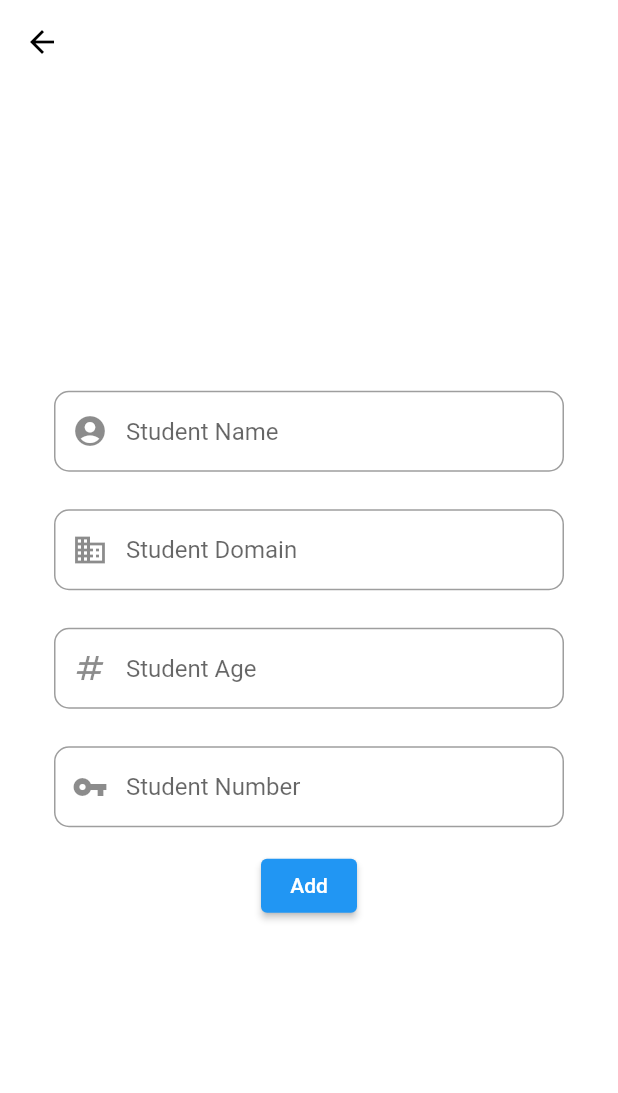
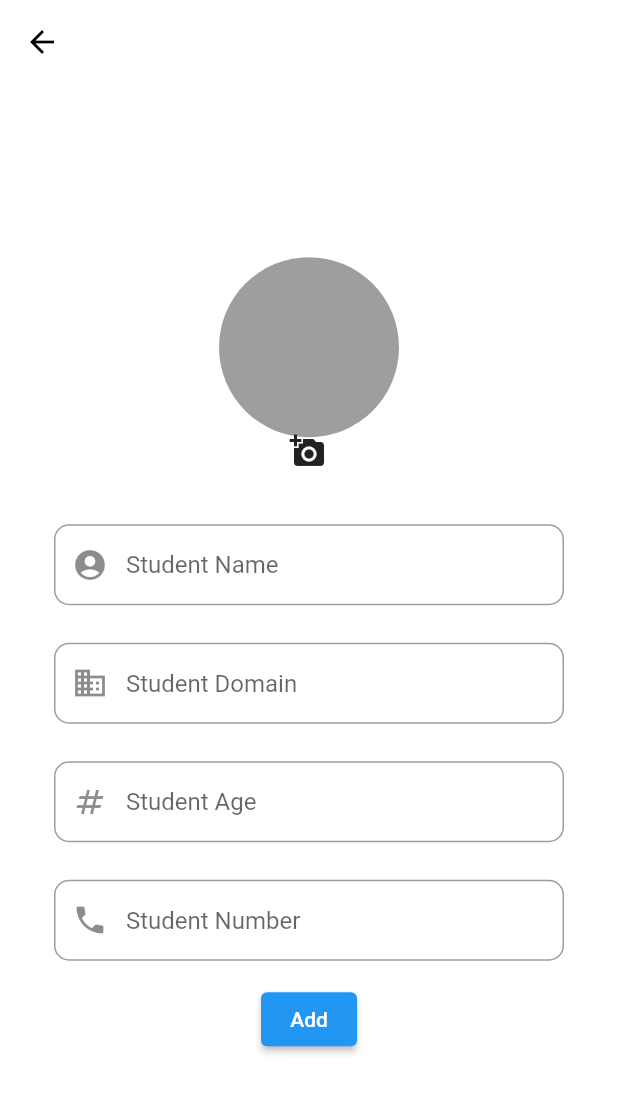
Before and after one commit to Shahbasahsankk/FirebaseAuth, a Flutter app: the HomeScreen screen opened directly, after a tap on the "add" icon, on a phone screen of 412 x 824 dp. Shown: the top 1093 px of the screen. Run offline on Flutter 3.47's test engine with Material 2 defaults, Android fonts, the phone set to English and light mode, and no system bars; our stand-ins replace cloud_firestore, firebase_auth, firebase_core, firebase_storage, fluttertoast, image_picker; accounts and stored records are empty; network calls fail.

Commit message:
All done

```diff
--- a/lib/controller/home/home_controller.dart
+++ b/lib/controller/home/home_controller.dart
@@ -5,13 +5,13 @@ import 'package:firebase_authentication/services/home/home_service.dart';
 import 'package:firebase_authentication/view/add_student/add_student_screen.dart';
 import 'package:firebase_authentication/view/settings/settings_screen.dart';
 import 'package:flutter/material.dart';
+import 'package:fluttertoast/fluttertoast.dart';
+
+import '../../services/add_edit_delete_student/add_edit_delete_student_service.dart';
 
 class HomeProvider with ChangeNotifier {
-  HomeProvider() {
-    getStudents();
-  }
   User? user = FirebaseAuth.instance.currentUser;
-
+  bool isLoading = false;
   List<StudentModel> studentList = [];
   void goToSettingsPage(context) {
     Navigator.push(
@@ -43,8 +43,28 @@ class HomeProvider with ChangeNotifier {
     );
   }
 
+  void deleteStudent(studentId, HomeProvider values) async {
+    isLoading = true;
+    notifyListeners();
+    await StudentServices().deleteStudent(studentId).then(
+      (value) {
+        isLoading = false;
+        notifyListeners();
+        Fluttertoast.showToast(
+          msg: 'Deleted student successfully',
+          backgroundColor: Colors.red,
+        );
+      },
+    );
+    await values.getStudents();
+    notifyListeners();
+  }
+
   Future<void> getStudents() async {
+    isLoading = true;
+    notifyListeners();
     studentList = await HomeService().getData();
+    isLoading = false;
     notifyListeners();
   }
 }
--- a/lib/model/addStudent/student_model.dart
+++ b/lib/model/addStudent/student_model.dart
@@ -4,6 +4,7 @@ class StudentModel {
   String? domain;
   String? age;
   String? number;
+  String? studentImageUrl;
 
   StudentModel({
     required this.uid,
@@ -11,16 +12,17 @@ class StudentModel {
     required this.domain,
     required this.age,
     required this.number,
+    required this.studentImageUrl,
   });
   // data from server
   factory StudentModel.fromMap(map) {
     return StudentModel(
-      uid: map['uid'],
-      name: map['name'],
-      domain: map['domain'],
-      age: map['age'],
-      number: map['number'],
-    );
+        uid: map['uid'],
+        name: map['name'],
+        domain: map['domain'],
+        age: map['age'],
+        number: map['number'],
+        studentImageUrl: map['studentImageUrl']);
   }
   // data to server
   Map<String, dynamic> toMap() {
@@ -30,6 +32,7 @@ class StudentModel {
       'domain': domain,
       'age': age,
       'number': number,
+      'studentImageUrl': studentImageUrl,
     };
   }
 }
--- a/lib/services/signup/signup_service.dart
+++ b/lib/services/signup/signup_service.dart
@@ -23,9 +23,6 @@ class SignUpService {
       ).then((_) async {
         await FirebaseAuth.instance.signOut();
       });
-      Fluttertoast.showToast(
-          msg: 'SignUp Successful', backgroundColor: Colors.green);
-      signUpProvider.toLoginScreen(context);
     } on FirebaseAuthException catch (e) {
       errorCheck(e);
     } catch (e) {
@@ -37,7 +34,6 @@ class SignUpService {
     try {
       FirebaseFirestore firebaseFirestore = FirebaseFirestore.instance;
       User? user = auth.currentUser;
-
       UserModel userModel = UserModel(
         uid: user!.uid,
         email: user.email,
--- a/lib/view/add_student/add_student_screen.dart
+++ b/lib/view/add_student/add_student_screen.dart
@@ -1,3 +1,5 @@
+import 'dart:io';
+
 import 'package:firebase_authentication/constants/sizedboxes.dart';
 import 'package:firebase_authentication/controller/student_add_edit_delete/student_add_edit_delete_controller.dart';
 import 'package:firebase_authentication/controller/home/home_controller.dart';
@@ -7,6 +9,9 @@ import 'package:firebase_authentication/view/signup/widgets/form_fields.dart';
 import 'package:flutter/material.dart';
 import 'package:provider/provider.dart';
 
+import '../../controller/settings/settings_controller.dart';
+
+// ignore: must_be_immutable
 class AddStudentScreen extends StatelessWidget {
   AddStudentScreen({
     super.key,
@@ -21,6 +26,9 @@ class AddStudentScreen extends StatelessWidget {
     final addStundentProvider =
         Provider.of<StudentProvider>(context, listen: false);
     final homeProvider = Provider.of<HomeProvider>(context, listen: false);
+    final settingsProvider =
+        Provider.of<SettingsProvider>(context, listen: false);
+    settingsProvider.img = null;
     addStundentProvider.nameController.clear();
     addStundentProvider.domainController.clear();
     addStundentProvider.ageController.clear();
@@ -53,6 +61,42 @@ class AddStudentScreen extends StatelessWidget {
                   mainAxisAlignment: MainAxisAlignment.start,
                   crossAxisAlignment: CrossAxisAlignment.center,
                   children: [
+                    Consumer2<SettingsProvider, StudentProvider>(
+                      builder: (context, settingsProvidervalues,
+                          studentProviderValues, _) {
+                        return Stack(
+                          children: [
+                            settingsProvidervalues.img == null
+                                ? studentProviderValues.donwloadUrl != null
+                                    ? CircleAvatar(
+                                        backgroundImage: NetworkImage(
+                                            studentProviderValues.donwloadUrl!),
+                                        radius: 60,
+                                      )
+                                    : const CircleAvatar(
+                                        backgroundColor: Colors.grey,
+                                        radius: 60,
+                                      )
+                                : CircleAvatar(
+                                    backgroundImage: FileImage(
+                                      File(settingsProvidervalues.img!.path),
+                                    ),
+                                    radius: 60,
+                                  ),
+                            Padding(
+                              padding:
+                                  const EdgeInsets.only(left: 35, top: 105),
+                              child: IconButton(
+                                onPressed: () =>
+                                    settingsProvidervalues.imagepicker(context),
+                                icon: const Icon(Icons.add_a_photo),
+                              ),
+                            ),
+                          ],
+                        );
+                      },
+                    ),
+                    SizedBoxes.sizedboxH25,
                     SignUpFormFields(
                       controller: addStundentProvider.nameController,
                       hint: 'Student Name',
@@ -92,25 +136,35 @@ class AddStudentScreen extends StatelessWidget {
                       obscure: false,
                       keyboardType: TextInputType.phone,
                       action: TextInputAction.done,
-                      icon: Icons.vpn_key,
+                      icon: Icons.phone,
                       validator: (value) =>
                           addStundentProvider.numberValidation(value),
                     ),
                     SizedBoxes.sizedboxH15,
-                    ElevatedButton(
-                      onPressed: () {
+                    Consumer<StudentProvider>(builder: (context, values, _) {
+                      return values.isLoading == true
+                          ? const Center(
+                              child: CircularProgressIndicator(),
+                            )
+                          : ElevatedButton(
+                              onPressed: () async {
                                 type == ActionType.addStudetnt
-                            ? addStundentProvider.addStudent(
-                                formKey.currentState!, context)
-                            : addStundentProvider.updateStudent(
+                                    ? values.addStudent(
+                                        formKey.currentState!,
+                                        context,
+                                        settingsProvider.img,
+                                      )
+                                    : values.updateStudent(
                                         formKey.currentState!,
                                         model!.uid,
                                         context,
+                                        settingsProvider.img,
                                       );
-                        homeProvider.getStudents();
+                                await homeProvider.getStudents();
                               },
                               child: const Text('Add'),
-                    ),
+                            );
+                    }),
                     SizedBoxes.sizedboxH5,
                   ],
                 ),
--- a/lib/view/home/home_screen.dart
+++ b/lib/view/home/home_screen.dart
@@ -1,6 +1,5 @@
 import 'package:firebase_authentication/constants/sizedboxes.dart';
 import 'package:firebase_authentication/controller/home/home_controller.dart';
-import 'package:firebase_authentication/controller/student_add_edit_delete/student_add_edit_delete_controller.dart';
 import 'package:flutter/material.dart';
 import 'package:provider/provider.dart';
 
@@ -10,8 +9,9 @@ class HomeScreen extends StatelessWidget {
   @override
   Widget build(BuildContext context) {
     final homeProvider = Provider.of<HomeProvider>(context, listen: false);
-    final studentProvider =
-        Provider.of<StudentProvider>(context, listen: false);
+    WidgetsBinding.instance.addPostFrameCallback((_) async {
+      await homeProvider.getStudents();
+    });
     return Scaffold(
       floatingActionButton: FloatingActionButton(
         onPressed: () => homeProvider.goToAddStudentScreen(context),
@@ -34,10 +34,15 @@ class HomeScreen extends StatelessWidget {
       ),
       body: Column(
         children: [
+          SizedBoxes.sizedboxH15,
           Expanded(
             child: Consumer<HomeProvider>(
               builder: (context, values, _) {
-                return values.studentList.isEmpty
+                return values.isLoading == true
+                    ? const Center(
+                        child: CircularProgressIndicator(),
+                      )
+                    : values.studentList.isEmpty
                         ? const Center(
                             child: Text('No Data'),
                           )
@@ -48,12 +53,15 @@ class HomeScreen extends StatelessWidget {
                                   context,
                                   values.studentList[index],
                                 ),
+                                leading: CircleAvatar(
+                                  backgroundImage: NetworkImage(values
+                                      .studentList[index].studentImageUrl!),
+                                ),
                                 title: Text(values.studentList[index].name!),
                                 trailing: IconButton(
                                   onPressed: () async {
-                                studentProvider.deleteStudent(
-                                    values.studentList[index].uid);
-                                await homeProvider.getStudents();
+                                    values.deleteStudent(
+                                        values.studentList[index].uid, values);
                                   },
                                   icon: const Icon(
                                     Icons.delete_forever,
--- a/lib/view/settings/widgets/image_picker_widget.dart
+++ b/lib/view/settings/widgets/image_picker_widget.dart
@@ -4,9 +4,7 @@ import 'package:image_picker/image_picker.dart';
 import 'package:provider/provider.dart';
 
 class ImagePickerWidget extends StatelessWidget {
-  const ImagePickerWidget({
-    super.key,
-  });
+  const ImagePickerWidget({super.key});
   @override
   Widget build(BuildContext context) {
     return Center(
```
Also changed, not shown: lib/controller/login/login_controller.dart (+15 -1 lines), lib/controller/settings/settings_controller.dart (+41 -13 lines), lib/controller/signup/signup_controller.dart (+11 -1 lines), lib/controller/student_add_edit_delete/student_add_edit_delete_controller.dart (+58 -21 lines), lib/services/add_edit_delete_student/add_edit_delete_student_service.dart (+40 -18 lines), lib/services/login/login_service.dart (+4 -11 lines), lib/services/profile_picture_and_details_update/profile_and_details_update.dart (+3 -15 lines), lib/view/login/login_screen.dart (+10 -4 lines), lib/view/settings/settings_screen.dart (+32 -23 lines), lib/view/signup/signup_screen.dart (+8 -2 lines). Lines whose indentation alone changed are shown as unchanged.
